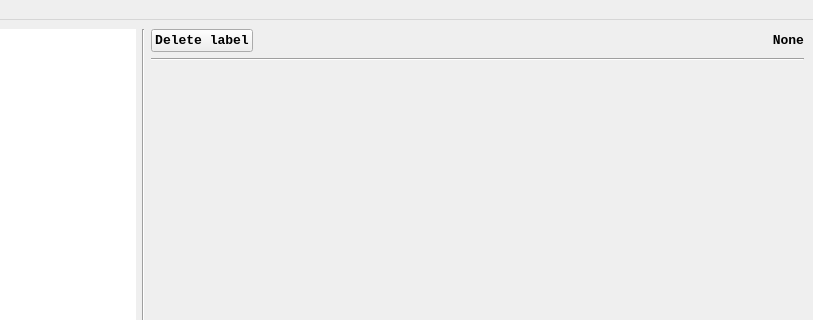
Old version of the form ui/main_window.ui in the repository Garik-Mk/boo-anot; both pictures show x 129 to 942 and y 0 to 320 of the 942 by 600 pixel window.
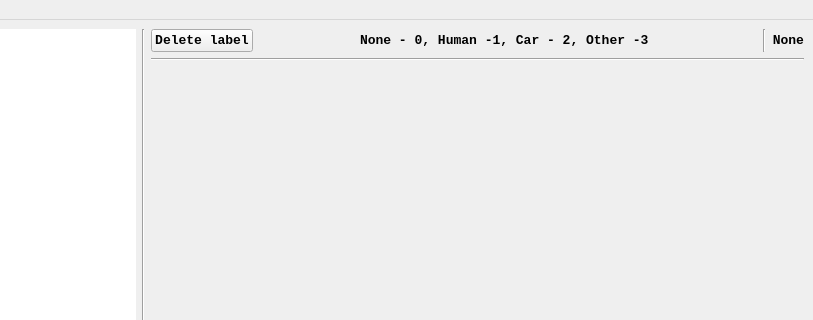
New version of the form.

Commit message: Added hint for labels

What changed in the file:
```diff
--- a/ui/main_window.ui
+++ b/ui/main_window.ui
@@ -93,6 +93,33 @@
           </property>
          </spacer>
         </item>
+        <item>
+         <widget class="QLabel" name="label">
+          <property name="text">
+           <string>None - 0, Human -1, Car - 2, Other -3 </string>
+          </property>
+         </widget>
+        </item>
+        <item>
+         <spacer name="horizontalSpacer_2">
+          <property name="orientation">
+           <enum>Qt::Horizontal</enum>
+          </property>
+          <property name="sizeHint" stdset="0">
+           <size>
+            <width>40</width>
+            <height>20</height>
+           </size>
+          </property>
+         </spacer>
+        </item>
+        <item>
+         <widget class="Line" name="line_3">
+          <property name="orientation">
+           <enum>Qt::Vertical</enum>
+          </property>
+         </widget>
+        </item>
         <item>
          <widget class="QLabel" name="current_label">
           <property name="text">
```
The commit also changes 2 other files.
